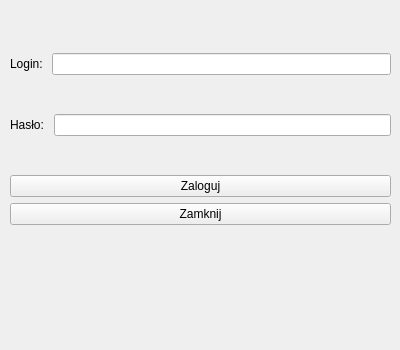
This is _client/_projectFiles/loginform.ui in DKrakowczyk/CloudDrive as Qt 5 draws it before an edit. The edited form follows.
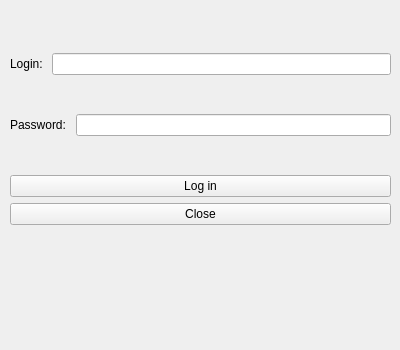
This is the edited form. Icons and pictures are not drawn.

```diff
--- a/_client/_projectFiles/loginform.ui
+++ b/_client/_projectFiles/loginform.ui
@@ -1314,7 +1314,7 @@
       <item>
        <widget class="QLabel" name="label_4">
         <property name="text">
-         <string>Hasło: </string>
+         <string>Password: </string>
         </property>
        </widget>
       </item>
@@ -2582,14 +2582,14 @@
 </string>
         </property>
         <property name="text">
-         <string>Zaloguj</string>
+         <string>Log in</string>
         </property>
        </widget>
       </item>
       <item>
        <widget class="QPushButton" name="closeButton">
         <property name="text">
-         <string>Zamknij</string>
+         <string>Close</string>
         </property>
        </widget>
       </item>
```
